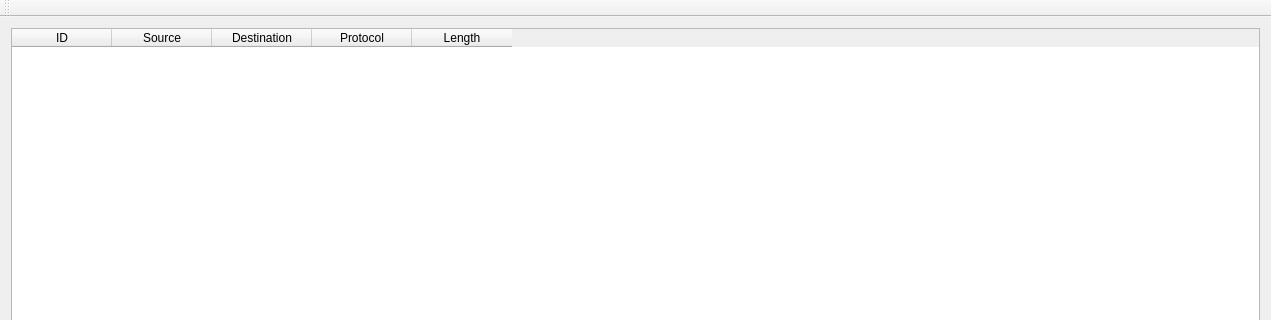
Qt form mainwindow.ui (Shinao/CDansLair) before a commit; both pictures show x 0 to 1271 and y 0 to 320 of the 1271 by 535 pixel window.
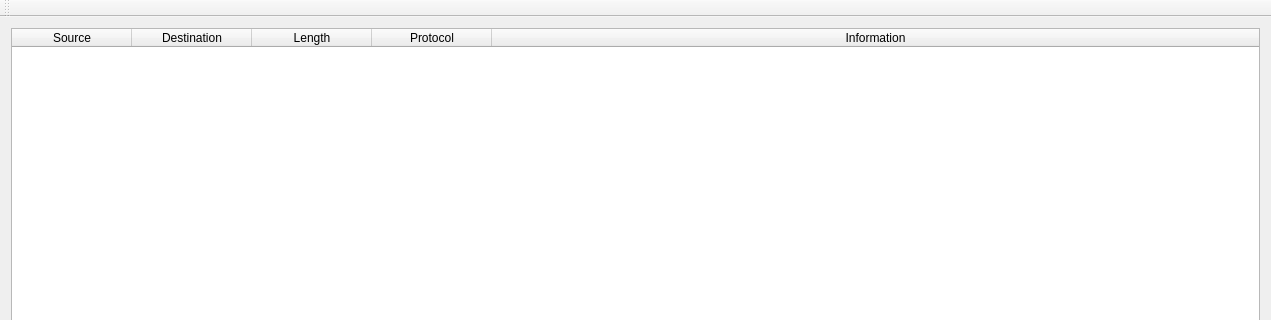
The same form after that commit.

Patch:
```diff
--- a/mainwindow.ui
+++ b/mainwindow.ui
@@ -17,11 +17,21 @@
    <layout class="QGridLayout" name="gridLayout">
     <item row="0" column="0">
      <widget class="QTableWidget" name="tableWidget">
-      <column>
-       <property name="text">
-        <string>ID</string>
-       </property>
-      </column>
+      <property name="alternatingRowColors">
+       <bool>true</bool>
+      </property>
+      <property name="selectionMode">
+       <enum>QAbstractItemView::SingleSelection</enum>
+      </property>
+      <attribute name="horizontalHeaderDefaultSectionSize">
+       <number>120</number>
+      </attribute>
+      <attribute name="horizontalHeaderShowSortIndicator" stdset="0">
+       <bool>true</bool>
+      </attribute>
+      <attribute name="horizontalHeaderStretchLastSection">
+       <bool>true</bool>
+      </attribute>
       <column>
        <property name="text">
         <string>Source</string>
@@ -32,16 +42,21 @@
         <string>Destination</string>
        </property>
       </column>
-      <column>
-       <property name="text">
-        <string>Protocol</string>
-       </property>
-      </column>
       <column>
        <property name="text">
         <string>Length</string>
        </property>
       </column>
+      <column>
+       <property name="text">
+        <string>Protocol</string>
+       </property>
+      </column>
+      <column>
+       <property name="text">
+        <string>Information</string>
+       </property>
+      </column>
      </widget>
     </item>
    </layout>
```
